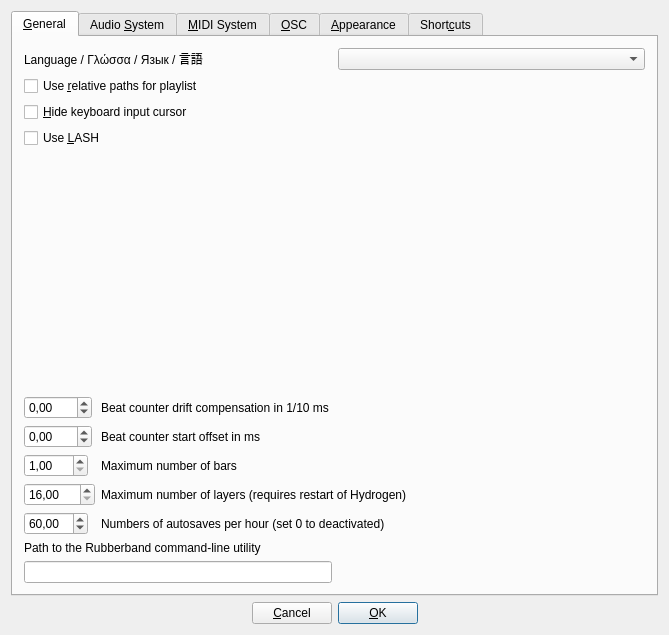
Old version of the form src/gui/src/PreferencesDialog/PreferencesDialog_UI.ui in the repository hydrogen-music/hydrogen.
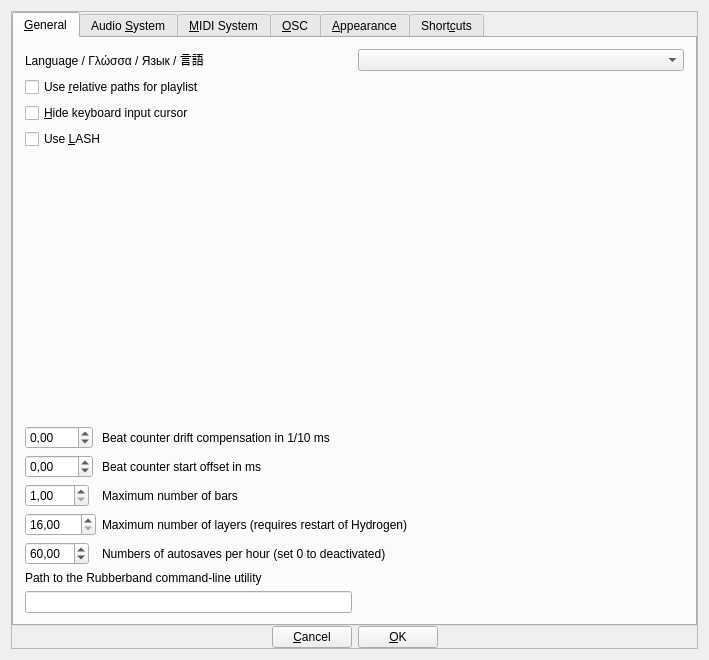
New version of the form. Custom widgets are drawn as their Qt base class.

Commit message:
PreferencesDialog: all scaling using scroll bars
when using a large scaling factor and the widget will not fit the screen anymore, we now show scrollbars to make all the window accessible instead of letting it overflow the display.

Diff of the .ui file:
```diff
--- a/src/gui/src/PreferencesDialog/PreferencesDialog_UI.ui
+++ b/src/gui/src/PreferencesDialog/PreferencesDialog_UI.ui
@@ -6,18 +6,48 @@
    <rect>
     <x>0</x>
     <y>0</y>
-    <width>669</width>
-    <height>635</height>
+    <width>709</width>
+    <height>660</height>
    </rect>
   </property>
-  <property name="minimumSize">
-   <size>
-    <width>669</width>
-    <height>635</height>
-   </size>
-  </property>
   <layout class="QVBoxLayout" name="verticalLayout_4">
    <item>
+    <widget class="QScrollArea" name="scrollArea">
+     <property name="widgetResizable">
+      <bool>true</bool>
+     </property>
+     <widget class="QWidget" name="scrollAreaContent">
+      <property name="geometry">
+       <rect>
+        <x>0</x>
+        <y>0</y>
+        <width>689</width>
+        <height>640</height>
+       </rect>
+      </property>
+      <property name="minimumSize">
+       <size>
+        <width>669</width>
+        <height>635</height>
+       </size>
+      </property>
+      <layout class="QVBoxLayout" name="scrollAreaLayout">
+       <property name="spacing">
+        <number>0</number>
+       </property>
+       <property name="leftMargin">
+        <number>0</number>
+       </property>
+       <property name="topMargin">
+        <number>0</number>
+       </property>
+       <property name="rightMargin">
+        <number>0</number>
+       </property>
+       <property name="bottomMargin">
+        <number>0</number>
+       </property>
+       <item>
     <widget class="QTabWidget" name="PreferencesTabs">
      <property name="sizePolicy">
       <sizepolicy hsizetype="Expanding" vsizetype="Expanding">
@@ -1930,6 +1960,10 @@
       </spacer>
      </item>
     </layout>
+       </item>
+      </layout>
+     </widget>
+    </widget>
    </item>
   </layout>
  </widget>
```
Lines whose indentation alone changed are shown as unchanged.
